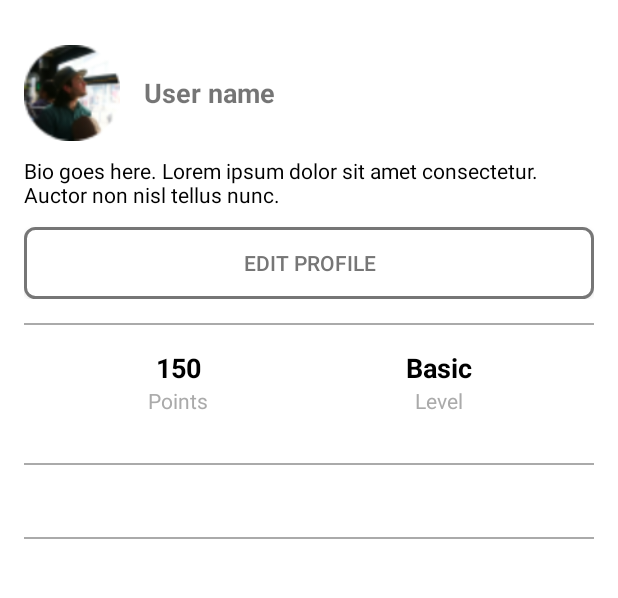
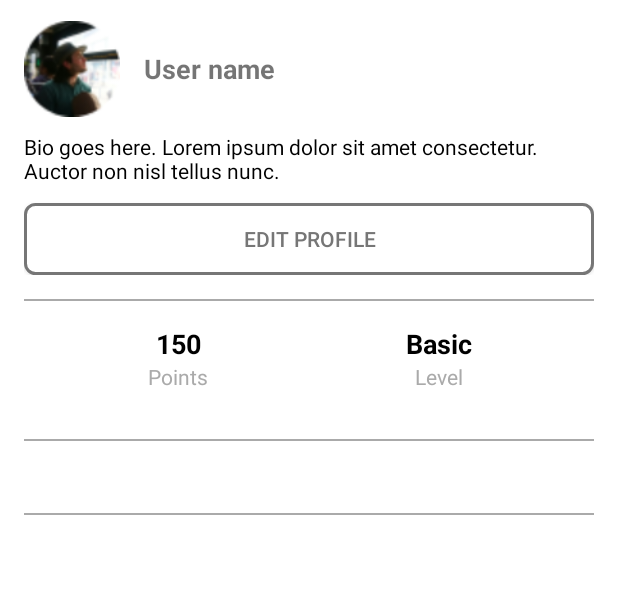
Before and after one commit to ERICA-KBuddy/Client, an Android app: the layout fragment_mypage.xml on its own in the app's theme, with its tools: preview values and no code run, on a phone screen of 412 x 824 dp, the part 69-667 px from its top. Run offline under Robolectric (Android 15) with nearby library versions, the phone set to English and light mode, and no system bars.

```diff
--- a/app/src/main/res/layout/fragment_mypage.xml
+++ b/app/src/main/res/layout/fragment_mypage.xml
@@ -14,7 +14,7 @@
         android:padding="8dp">
 
         <ImageView
-            android:id="@+id/back_button"
+            android:id="@+id/logo_icon"
             android:layout_width="34dp"
             android:layout_height="32dp"
             android:paddingStart="5dp"
@@ -49,7 +49,9 @@
         android:layout_height="match_parent"
         android:layout_below="@id/custom_action_bar"
         android:background="@android:color/white"
-        android:padding="16dp">
+        android:paddingStart="16dp"
+        android:paddingEnd="16dp"
+        android:paddingBottom="16dp">
 
         <LinearLayout
             android:layout_width="match_parent"
```
Also changed, not shown: app/src/main/java/com/example/k_buddy/ui/mainPage/ui/mypage/MypageFragment.kt (+29 -0 lines).
